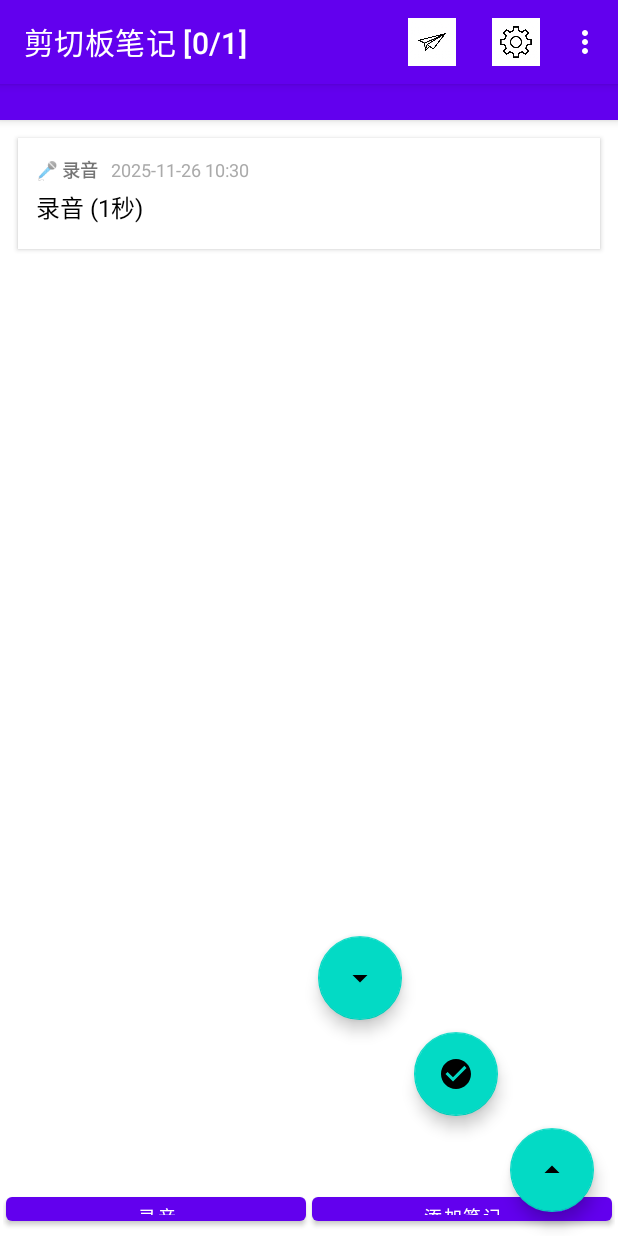
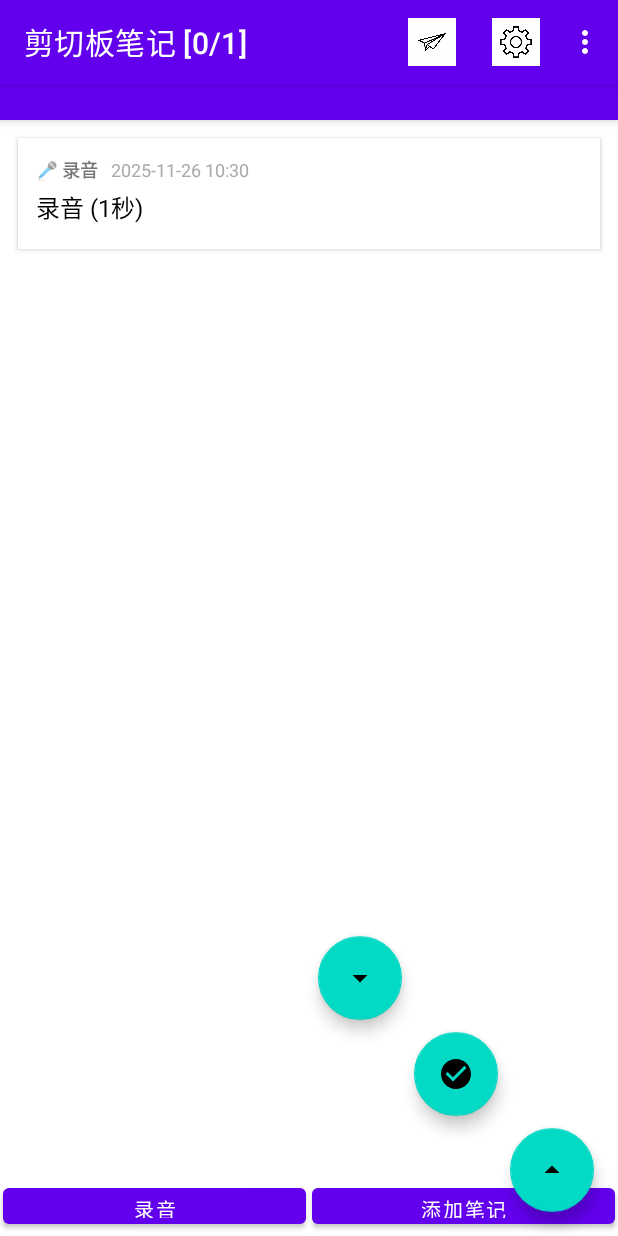
Before and after one commit to wmuuuue/ag, an Android app: the screen it shows after launch (MainActivity), after a tap on "录音中", on a phone screen of 412 x 824 dp. Run offline under Robolectric (Android 15) with nearby library versions, the phone set to English and light mode, and no system bars; our stand-ins replace Room's generated code; 1 other tap on this screen came first.

Commit message:
Update activity_main.xml

```diff
--- a/app/src/main/res/layout/activity_main.xml
+++ b/app/src/main/res/layout/activity_main.xml
@@ -21,6 +21,7 @@
                 android:layout_width="match_parent"
                 android:layout_height="24dp"
                 android:background="?attr/colorPrimary"
+                android:title=""
                 android:theme="@style/ThemeOverlay.AppCompat.Dark.ActionBar"
                 app:popupTheme="@style/ThemeOverlay.AppCompat.Light" />
 
@@ -36,9 +37,9 @@
 
         <LinearLayout
             android:layout_width="match_parent"
-            android:layout_height="36dp"
+            android:layout_height="40dp"
             android:orientation="horizontal"
-            android:padding="2dp">
+            android:padding="0dp">
 
             <Button
                 android:id="@+id/fabRecord"
@@ -47,7 +48,10 @@
                 android:layout_weight="1"
                 android:layout_margin="2dp"
                 android:text="@string/record_audio"
-                android:textSize="12sp" />
+                android:textSize="13sp"
+                android:padding="4dp"
+                android:minHeight="0dp"
+                android:minWidth="0dp" />
 
             <Button
                 android:id="@+id/fabAddNote"
@@ -56,7 +60,10 @@
                 android:layout_weight="1"
                 android:layout_margin="2dp"
                 android:text="@string/add_note"
-                android:textSize="12sp" />
+                android:textSize="13sp"
+                android:padding="4dp"
+                android:minHeight="0dp"
+                android:minWidth="0dp" />
 
         </LinearLayout>
 
```
